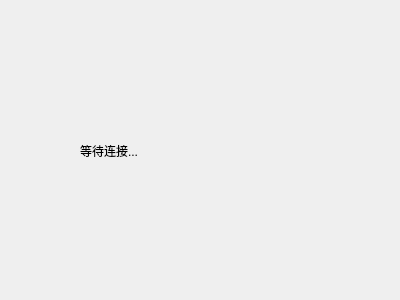
Qt form server/tcpServer/server.ui (rightlorg/funcatching) before a commit.
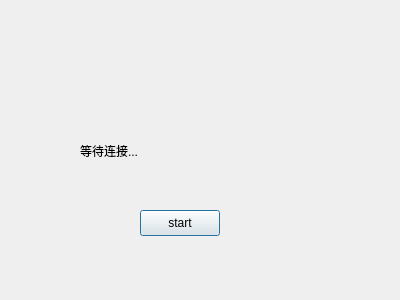
The same form after that commit.

What changed in the file:
```diff
--- a/server/tcpServer/server.ui
+++ b/server/tcpServer/server.ui
@@ -26,6 +26,19 @@
     <string>等待连接...</string>
    </property>
   </widget>
+  <widget class="QPushButton" name="pushButton">
+   <property name="geometry">
+    <rect>
+     <x>140</x>
+     <y>210</y>
+     <width>80</width>
+     <height>26</height>
+    </rect>
+   </property>
+   <property name="text">
+    <string>start</string>
+   </property>
+  </widget>
  </widget>
  <layoutdefault spacing="6" margin="11"/>
  <resources/>
```
